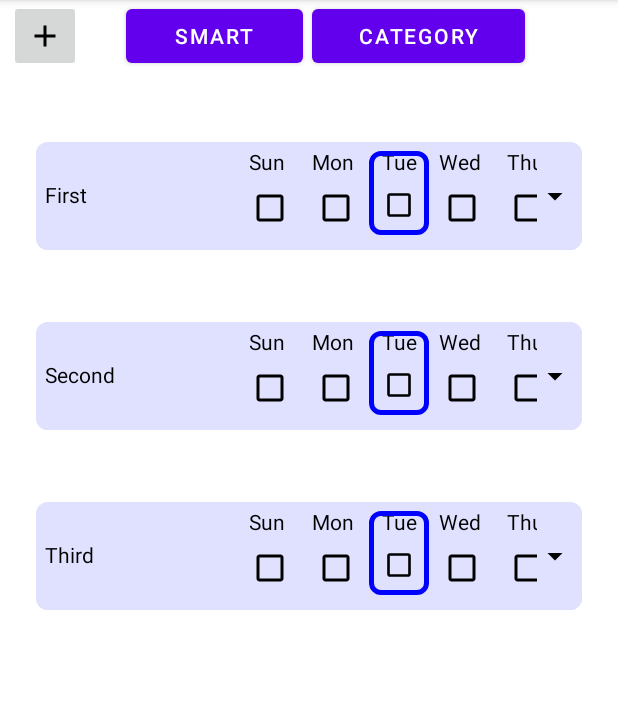
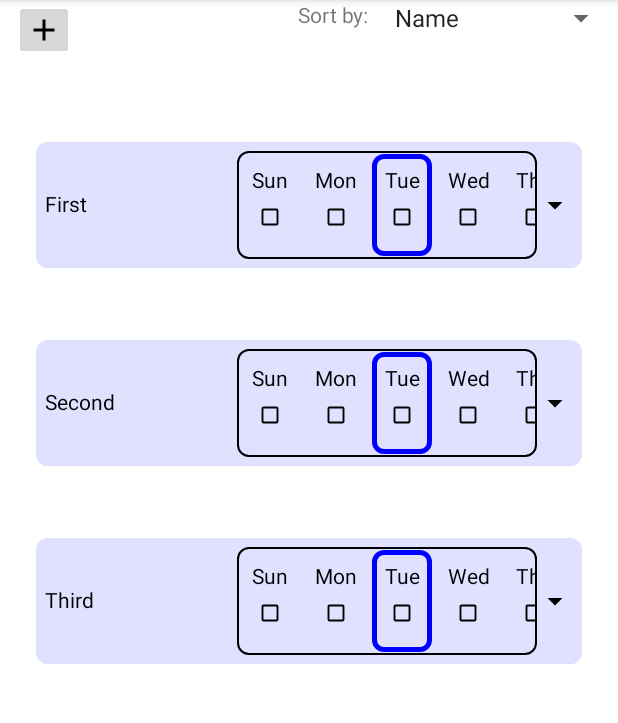
Before and after one commit to novykovd/routine-tracker-v2, an Android app built with Jetpack Compose: the screen it shows after launch (MainActivity), on a phone screen of 412 x 824 dp, the part 84-807 px from its top. Run offline under Robolectric (Android 15) with nearby library versions, the phone set to English and light mode, and no system bars; our stand-ins replace Room's generated code, livedata-compose.

```diff
--- a/app/build.gradle
+++ b/app/build.gradle
@@ -23,8 +23,8 @@ android {
         }
     }
     compileOptions {
-        sourceCompatibility JavaVersion.VERSION_1_8
-        targetCompatibility JavaVersion.VERSION_1_8
+        sourceCompatibility JavaVersion.VERSION_1_9
+        targetCompatibility JavaVersion.VERSION_1_9
     }
 
     kotlinOptions {
--- a/app/src/main/java/com/example/afinal/CustomViewModel.kt
+++ b/app/src/main/java/com/example/afinal/CustomViewModel.kt
@@ -2,18 +2,40 @@ package com.example.afinal
 
 import android.app.Application
 import androidx.lifecycle.LiveData
+import androidx.lifecycle.MutableLiveData
 import androidx.lifecycle.ViewModel
+import java.util.*
 
 
 class CustomViewModel(app: Application?) : ViewModel() {
     private val myRepo: Repo
     private val entityList: LiveData<List<rEntity>>
+    private val entityList2 : LiveData<List<rEntity>>
+    private val currentCategory = MutableLiveData<String>()
+
     fun show(): LiveData<List<rEntity>> {
         return entityList
     }
 
+//    fun showThisWeek(): LiveData<List<rEntity>> {
+//        val w = Calendar.getInstance().get(Calendar.WEEK_OF_YEAR);
+//        val newList : LiveData<List<rEntity>>
+//
+//        for (i in entityList.value!!) {
+//            if (i.rW == w) {
+//                newList.value?.plus(i)
+//            }
+//        }
+//
+//        return newList
+//    }
+
     fun insert(entity: rEntity?) {
         myRepo.add(entity)
+    }
+
+    fun showByWeek(): LiveData<List<rEntity>> {
+        return entityList2
     }
 
     fun delete(entity: rEntity?) {
@@ -24,8 +46,13 @@ class CustomViewModel(app: Application?) : ViewModel() {
         myRepo.update(entity)
     }
 
+    fun setCategory(category: String) {
+        currentCategory.value = category
+    }
+
     init {
         myRepo = Repo(app)
-        entityList = myRepo.show()
+        entityList = myRepo.show(currentCategory.value)
+        entityList2 =  myRepo.showByWeek()
     }
 }
--- a/app/src/main/java/com/example/afinal/CustomViewModelJ.java
+++ b/app/src/main/java/com/example/afinal/CustomViewModelJ.java
@@ -7,7 +7,9 @@ import androidx.lifecycle.AndroidViewModel;
 import androidx.lifecycle.LiveData;
 import androidx.lifecycle.ViewModel;
 
+import java.util.Calendar;
 import java.util.List;
+import java.util.Objects;
 
 public class CustomViewModelJ extends AndroidViewModel {
     private final Repo MyRepo;
@@ -16,7 +18,22 @@ public class CustomViewModelJ extends AndroidViewModel {
     public CustomViewModelJ(Application app){
         super(app);
         MyRepo = new Repo(app);
-        entityList = MyRepo.show();
+        entityList = MyRepo.show("rName");
+
+        int c = Calendar.getInstance().get(Calendar.WEEK_OF_YEAR);
+        int rW = MyRepo.whichWeek();
+
+        try{
+            if ( c != rW) {
+                for(int i = 0; i < rW - 1; i++){
+                    Objects.requireNonNull(MyRepo.show("rName").getValue()).forEach(rEntity -> {
+                        rEntity r = new rEntity(rEntity.rN, rEntity.rD, rEntity.rI, rEntity.rG, rEntity.rC, rEntity.rT);
+                        MyRepo.add(r);
+                    });
+                }
+            }
+        }
+        catch (Exception ignored){ }
     }
 
     LiveData<List<rEntity>> show(){ return  entityList; }
--- a/app/src/main/java/com/example/afinal/MainActivity.java
+++ b/app/src/main/java/com/example/afinal/MainActivity.java
@@ -1,13 +1,18 @@
 package com.example.afinal;
 
-import androidx.appcompat.app.AppCompatActivity;
-
+import android.app.NotificationChannel;
+import android.app.NotificationManager;
 import android.content.Intent;
+import android.os.Build;
 import android.os.Bundle;
+import android.widget.Adapter;
+import android.widget.AdapterView;
 import android.widget.ArrayAdapter;
-import android.widget.Button;
 import android.widget.ImageButton;
 import android.widget.Spinner;
+
+import androidx.appcompat.app.AppCompatActivity;
+import androidx.lifecycle.ViewModelProvider;
 
 public class MainActivity extends AppCompatActivity {
 
@@ -15,7 +20,10 @@ public class MainActivity extends AppCompatActivity {
     protected void onCreate(Bundle savedInstanceState) {
         super.onCreate(savedInstanceState);
         setContentView(R.layout.activity_main);
+        createNotificationChannel();
 
+        CustomViewModelJ vm = new ViewModelProvider(this).get(CustomViewModelJ.class);
+        CustomViewModel vm2 = new ViewModelProvider(this, new CustomViewModelFactory(getApplication())).get(CustomViewModel.class);
 
 
         ImageButton btn = findViewById(R.id.imageButton);
@@ -26,7 +34,51 @@ public class MainActivity extends AppCompatActivity {
 
         });
 
+        //spinner for categories
+        Spinner spinner = findViewById(R.id.spinner);
+        ArrayAdapter<CharSequence> adapter = ArrayAdapter.createFromResource(this, R.array.spinner_array3, android.R.layout.simple_spinner_item);
+        adapter.setDropDownViewResource(android.R.layout.simple_spinner_dropdown_item);
+        spinner.setAdapter(adapter);
+
+        AdapterView.OnItemSelectedListener itemSelectedListener = new AdapterView.OnItemSelectedListener() {
+            @Override
+            public void onItemSelected(AdapterView<?> parent, android.view.View view, int position, long id) {
+                vm2.setCategory("r"+parent.getItemAtPosition(position).toString());
+            }
+
+            @Override
+            public void onNothingSelected(AdapterView<?> parent) {
+
+            }
+        };
+
+
+        // create notification channel
+
+
+
+
+//        tv.setOnClickListener(v -> {
+//            TimePickerDialog timePickerDialog = new TimePickerDialog(this, (view, hourOfDay, minute) -> {
+//                tv.setText(hourOfDay + ":" + minute);
+//            }, 0, 0, true);
+//            timePickerDialog.show();
+//        });
+
 
 
     }
+
+    private void createNotificationChannel() {
+
+            if (Build.VERSION.SDK_INT >= Build.VERSION_CODES.O) {
+                CharSequence name = "LemubitReminderChannel";
+                String description = "Channel for Lemubit Reminder";
+                int importance = NotificationManager.IMPORTANCE_DEFAULT;
+                NotificationChannel channel = new NotificationChannel("notifyLemubit", name, importance);
+                channel.setDescription(description);
+                NotificationManager notificationManager = getSystemService(NotificationManager.class);
+                notificationManager.createNotificationChannel(channel);
+            }
+    }
 }
--- a/app/src/main/java/com/example/afinal/Repo.java
+++ b/app/src/main/java/com/example/afinal/Repo.java
@@ -4,19 +4,31 @@ import android.content.Context;
 
 import androidx.lifecycle.LiveData;
 
+import org.jetbrains.annotations.NotNull;
+
+import java.util.Calendar;
 import java.util.List;
 
 public class Repo {
     private mDao Dao;
     private LiveData<List<rEntity>> obj;
+    private LiveData<List<rEntity>> obj2;
 
     Repo(Context context){
+        int w = Calendar.getInstance().get(Calendar.WEEK_OF_YEAR);
         rDB db = rDB.getDB(context);
         Dao = db.Dao();
-        obj = Dao.show();
+
+        obj2 = Dao.showByWeek(w);
     }
 
-    LiveData<List<rEntity>> show() { return obj; }
+
+    LiveData<List<rEntity>> show(String parameter) {
+        obj = Dao.show(parameter);
+        return obj;
+    }
+
+    LiveData<List<rEntity>> showByWeek() { return obj2; }
 
     void add(rEntity E) { rDB.databaseWriteExecutor.execute(() ->
     { Dao.insert(E); });}
@@ -26,4 +38,6 @@ public class Repo {
 
     void update(rEntity E) { rDB.databaseWriteExecutor.execute(() ->
     { Dao.update(E); });}
+
+    int whichWeek() { return Dao.whichWeek(); }
 }
--- a/app/src/main/java/com/example/afinal/TaskListFragment.kt
+++ b/app/src/main/java/com/example/afinal/TaskListFragment.kt
@@ -120,8 +120,22 @@ class TaskListFragment : Fragment() {
             mutableStateOf(false)
         }
 
-        //variable for the week of year
-        var week = Calendar.getInstance().get(Calendar.WEEK_OF_YEAR)
+        var name by remember {
+            mutableStateOf(entity.rN)
+        }
+
+        var description by remember {
+            mutableStateOf(entity.rD)
+        }
+
+        var goal by remember {
+            mutableStateOf(entity.rG)
+        }
+
+        var importance by remember {
+            mutableStateOf(entity.rI)
+        }
+
 
 
 
@@ -147,10 +161,10 @@ class TaskListFragment : Fragment() {
                     verticalAlignment = Alignment.CenterVertically
                 ) {
                     if(editing){
-                        BasicTextField(value = name, onValueChange = {}, modifier = Modifier
+                        BasicTextField(value = name, onValueChange = {name = it}, modifier = Modifier
                             .border(1.dp, Color.Black, RoundedCornerShape(4.dp))
                             .weight(0.5f))}
-                    else{Text(text = name, Modifier.weight(0.5f))}
+                    else{Text(text = entity.rN, Modifier.weight(0.5f))}
 
                     val rDAlist = ConverterDA(entity.rDA)
 
@@ -193,15 +207,14 @@ class TaskListFragment : Fragment() {
                         Box(modifier = Modifier
                             .weight(0.85f)
                             .fillMaxHeight()) {
-                            var text by remember { mutableStateOf("entity.rD") }
 
                             if(editing){
-                                BasicTextField(value = entity.rN, onValueChange = { text = it},
+                                BasicTextField(value = description, onValueChange = { description = it},
                                     modifier = Modifier
                                         .border(1.dp, Color.Black, RoundedCornerShape(4.dp))
                                         .fillMaxHeight()
                                         .fillMaxWidth())
-                            }else{Text(text = entity.rN)}
+                            }else{Text(text = entity.rD)}
                         }
 
                         Box(modifier = Modifier
@@ -211,49 +224,31 @@ class TaskListFragment : Fragment() {
                                 Box(modifier = Modifier
                                     .weight(0.3f)
                                     .padding(6.dp)) {
-                                    var goals by remember { mutableStateOf("rND") }
 
-                                    if (editing) {
-                                        BasicTextField(
-                                            value = goals, onValueChange = { goals = it },
-                                            modifier = Modifier
-                                                .border(
-                                                    1.dp,
-                                                    Color.Black,
-                                                    RoundedCornerShape(4.dp)
-                                                )
-                                                .fillMaxWidth()
-                                                .fillMaxHeight()
-                                        )
-                                    } else {
-                                        Text(text = "G")
-                                    }
+                                    Text(text = entity.rG.toString(), textAlign = TextAlign.Center)
+
                                 }
 
                                 Box(modifier = Modifier
                                     .weight(0.3f)
                                     .padding(6.dp)) {
 
-                                    var importance by remember { mutableStateOf("rI") }
-
-                                    if (editing) {
-                                        BasicTextField(
-                                            value = importance, onValueChange = { importance = it },
-                                            modifier = Modifier
-                                                .border(
-                                                    1.dp,
-                                                    Color.Black,
-                                                    RoundedCornerShape(4.dp)
-                                                )
-                                                .fillMaxWidth()
-                                                .fillMaxHeight()
-                                        )
-                                    } else {
-                                        Text(text = week.toString())
-                                    }
+                                    Text(text = entity.rI.toString(), textAlign = TextAlign.Center)
                                 }
 
-                                IconButton(onClick = { editing = !editing; if(!editing){ viewModel.update(entity) }}) {
+                                IconButton(onClick = { editing = !editing;
+                                    if(!editing){
+                                        entity.rN = name
+                                        entity.rD = description
+                                        entity.rG = goal
+                                        entity.rI = importance
+                                        viewModel.update(entity) };
+//                                    if(editing){
+//                                        entity.rN = name
+//                                        entity.rD = description
+//                                        viewModel.update(entity)
+//                                }
+                                }) {
                                     Icon(
                                         imageVector = Icons.Filled.Edit,
                                         contentDescription = "edit"
@@ -275,11 +270,11 @@ class TaskListFragment : Fragment() {
 
     @Composable
     fun ButtonCheck(
-        isTrue : Boolean = false
+        isTrue : Boolean = false,
+        onCheckedChange: () -> Unit
+
     ){
-        var isEnabled by remember {
-            mutableStateOf(isTrue)
-        }
+        val checkedState by remember { mutableStateOf(isTrue) }
 
         Row(
             modifier = Modifier.padding(6.dp)
@@ -290,14 +285,14 @@ class TaskListFragment : Fragment() {
             Image(modifier = Modifier.pointerInput(Unit){
                 detectTapGestures(
                     onTap = {
-                        isEnabled = !isEnabled
+                        onCheckedChange()
                     }
                 )
             }
 
             , painter = painterResource(
                 when {
-                    isEnabled -> androidx.constraintlayout.widget.R.drawable.btn_checkbox_checked_mtrl
+                    checkedState -> androidx.constraintlayout.widget.R.drawable.btn_checkbox_checked_mtrl
                     else -> androidx.appcompat.R.drawable.btn_checkbox_unchecked_mtrl
 
                 }
@@ -309,33 +304,40 @@ class TaskListFragment : Fragment() {
     @Composable
     fun weekCheckList(bl : List<Boolean>){
 
+        val list2 : LinkedList<Boolean> = LinkedList(bl)
         val list = listOf("Sun", "Mon", "Tue", "Wed", "Thu", "Fri", "Sat")
+
         var calendar = Calendar.getInstance();
         var dayofWeek = calendar.get(Calendar.DAY_OF_WEEK);
 
-        LazyRow(modifier = Modifier.width(200.dp)){
-            items(bl.size){
+        LazyRow(modifier = Modifier.width(200.dp).border(1.dp, Color.Black, RoundedCornerShape(8.dp))) {
+            items(list2.size){
                 if(dayofWeek-1 == it){
                         Box(modifier = Modifier
-                            .border(3.dp, Color.Blue, RoundedCornerShape(8.dp)).width(40.dp), contentAlignment = Alignment.Center){
+                            .padding(2.dp)
+                            .border(3.dp, Color.Blue, RoundedCornerShape(8.dp))
+                            .width(40.dp)
+                            .padding(4.dp)
+                            .height(60.dp),
+                            contentAlignment = Alignment.Center){
                             Column() {
-                            Text(text = list[it], textAlign = TextAlign.Center, modifier = Modifier.fillParentMaxWidth(
-                                0.2F
-                            ))
-                            ButtonCheck(bl[it])
+                            Text(text = list[it], textAlign = TextAlign.Center, modifier = Modifier.fillParentMaxWidth(0.2F))
+                            ButtonCheck(list2[it], onCheckedChange = {list2[it] = !list2[it]})
                             }
                         }
 
                 }
                 else{
-                        Box(modifier = Modifier) {
+                        Box(modifier = Modifier
+                            .padding(2.dp)
+                            .border(3.dp, Color.Transparent, RoundedCornerShape(8.dp))
+                            .width(40.dp)
+                            .padding(4.dp)
+                            .height(60.dp),
+                            contentAlignment = Alignment.Center){
                             Column() {
-                                Text(
-                                    text = list[it],
-                                    textAlign = TextAlign.Center,
-                                    modifier = Modifier.fillParentMaxWidth(0.2F)
-                                )
-                                ButtonCheck(bl[it])
+                                Text(text = list[it], textAlign = TextAlign.Center, modifier = Modifier.fillParentMaxWidth(0.2F))
+                                ButtonCheck(list2[it],{} )
                             }
                         }
                 }
@@ -356,7 +358,7 @@ class TaskListFragment : Fragment() {
         modifier: Modifier = Modifier,
     ){
 
-            val Entities by viewModel.show().observeAsState(listOf())
+            val Entities by viewModel.showByWeek().observeAsState(listOf())
 
             LazyColumn(modifier = modifier.padding(vertical = 4.dp)){
                 items(items = Entities,
@@ -371,11 +373,4 @@ class TaskListFragment : Fragment() {
 
 
 
-
 }
-
-class CustomViewModelFactory(val application : Application) : ViewModelProvider.Factory{
-    override fun <T : ViewModel> create(modelClass: Class<T>): T {
-        return CustomViewModel(application) as T
-    }
-}
--- a/app/src/main/java/com/example/afinal/mDao.java
+++ b/app/src/main/java/com/example/afinal/mDao.java
@@ -16,8 +16,14 @@ public interface mDao {
     @Insert
     void insert(rEntity r);
 
-    @Query("SELECT * FROM routine_DB ORDER BY rName ASC")
-    LiveData<List<rEntity>> show();
+    @Query("SELECT * FROM routine_DB ORDER BY :parameter ASC")
+    LiveData<List<rEntity>> show(String parameter);
+
+    @Query("SELECT * FROM routine_DB WHERE rWeek = :week ORDER BY rName ASC")
+    LiveData<List<rEntity>> showByWeek(int week);
+
+    @Query("SELECT rWeek FROM routine_DB ORDER BY rWeek DESC LIMIT 1")
+    int whichWeek();
 
     @Delete
     void delete(rEntity r);
--- a/app/src/main/java/com/example/afinal/rDB.java
+++ b/app/src/main/java/com/example/afinal/rDB.java
@@ -3,11 +3,15 @@ package com.example.afinal;
 import android.content.Context;
 
 import androidx.annotation.NonNull;
+import androidx.lifecycle.LiveData;
 import androidx.room.Database;
 import androidx.room.Room;
 import androidx.room.RoomDatabase;
 import androidx.sqlite.db.SupportSQLiteDatabase;
 
+import java.util.Calendar;
+import java.util.List;
+import java.util.Objects;
 import java.util.concurrent.ExecutorService;
 import java.util.concurrent.Executors;
 
@@ -23,7 +27,8 @@ public abstract class rDB extends RoomDatabase {
         if(INSTANCE == null){
             synchronized (rDB.class) {
                 if (INSTANCE == null) {
-                    INSTANCE = Room.databaseBuilder(context.getApplicationContext(), rDB.class, "routine_DB").allowMainThreadQueries().addCallback(RDC).build();
+                    INSTANCE = Room.databaseBuilder(context.getApplicationContext(), rDB.class, "routine_DB")
+                            .allowMainThreadQueries().addCallback(RDC).build();
                 }
             }
         }
@@ -44,6 +49,31 @@ public abstract class rDB extends RoomDatabase {
                 Dao.insert(e2);
                 Dao.insert(e3);
             });
+
+        }
+
+        @Override
+        public void onOpen(@NonNull SupportSQLiteDatabase db) {
+            super.onOpen(db);
+
+            mDao Dao = INSTANCE.Dao();
+            int c = Calendar.getInstance().get(Calendar.WEEK_OF_YEAR);
+
+            int rW = 0;
+            LiveData<List<rEntity>> myStuff = Dao.show("rName");
+            try{
+                rW = Objects.requireNonNull(Dao.show("rName").getValue()).get(0).rW;
+                if ( c != rW) {
+                    //copy all rEntitys with new week
+                    Objects.requireNonNull(Dao.show("rName").getValue()).forEach(rEntity -> {
+                        rEntity r = new rEntity(rEntity.rN, rEntity.rD, rEntity.rI, rEntity.rG, rEntity.rC, rEntity.rT);
+                        Dao.insert(r);
+                    });
+                }
+            }
+            catch (Exception ignored){}
+
+
         }
     };
 }
--- a/app/src/main/java/com/example/afinal/rEntity.java
+++ b/app/src/main/java/com/example/afinal/rEntity.java
@@ -50,7 +50,7 @@ public class rEntity {
 
 
     @ColumnInfo(name = "rDesc")
-    public String rD;
+    public String rD = "No Description";
 
     @ColumnInfo(name = "rImportance")
     public int rI;
@@ -62,7 +62,7 @@ public class rEntity {
     public int rG;
 
     @ColumnInfo(name = "rCategory")
-    public String rC;
+    public String rC = "No Category";
 
     @ColumnInfo(name = "rDays")
     public String rDA = "false,false,false,false,false,false,false";
@@ -70,6 +70,9 @@ public class rEntity {
     @ColumnInfo(name = "rWeek")
     public int rW = Calendar.getInstance().get(Calendar.WEEK_OF_YEAR);
 
+    @ColumnInfo(name = "rAlarm")
+    public String rA = "false";
+
 
 
     //add other attributes for future
--- a/app/src/main/res/layout/activity_main.xml
+++ b/app/src/main/res/layout/activity_main.xml
@@ -19,8 +19,8 @@
 
         <ImageButton
             android:id="@+id/imageButton"
-            android:layout_width="wrap_content"
-            android:layout_height="match_parent"
+            android:layout_width="40dp"
+            android:layout_height="40dp"
             android:gravity="start"
             android:src = "@drawable/ic_baseline_add_24" />
 
@@ -29,31 +29,28 @@
             android:layout_height="wrap_content"
             android:layout_weight="1" />
 
-        <Button
-            android:id="@+id/button2"
-            android:layout_width="wrap_content"
-            android:layout_height="wrap_content"
-            android:layout_weight="1"
-            android:gravity="center"
-            android:text="SMART" />
-
         <Space
             android:layout_width="wrap_content"
             android:layout_height="wrap_content"
             android:layout_weight="0.2" />
 
-        <Button
-            android:id="@+id/button3"
-            android:layout_width="wrap_content"
-            android:layout_height="wrap_content"
-            android:layout_weight="1"
-            android:gravity="center"
-            android:text="CATEGORY" />
-
         <Space
             android:layout_width="wrap_content"
             android:layout_height="wrap_content"
             android:layout_weight="2" />
+
+        <TextView
+            android:id="@+id/textView"
+            android:layout_width="wrap_content"
+            android:layout_height="match_parent"
+            android:layout_weight="0.2"
+            android:text="Sort by:" />
+
+        <Spinner
+            android:id="@+id/spinner"
+            android:layout_width="wrap_content"
+            android:layout_height="wrap_content"
+            android:layout_weight="0.2" />
     </LinearLayout>
     <androidx.fragment.app.FragmentContainerView
         android:id="@+id/fragmentContainerView"
--- a/app/src/main/res/values/strings.xml
+++ b/app/src/main/res/values/strings.xml
@@ -3,8 +3,9 @@
     <!-- TODO: Remove or change this placeholder text -->
     <string name="hello_blank_fragment">Hello blank fragment</string>
     <string-array name="spinner_array">
-        <item>Task</item>
-        <item>Routine</item>
+        <item>Education</item>
+        <item>Health</item>
+        <item>Sports</item>
     </string-array>
     <string-array name="spinner_array2">
         <item>0.25</item>
@@ -16,4 +17,12 @@
         <item>3</item>
         <item>5</item>
     </string-array>
+
+    <string-array name="spinner_array3">
+        <item>"Name"</item>
+        <item>"Category"</item>
+        <item>"Goal"</item>
+        <item>"Importance"</item>
+
+    </string-array>
 </resources>
```
Also changed, not shown: app/src/main/java/com/example/afinal/AddEntityActivity.java (+42 -0 lines), app/src/main/java/com/example/afinal/AlarmReciever.java (added, +21 -0 lines), app/src/main/java/com/example/afinal/CustomViewModelFactory.kt (added, +11 -0 lines), app/src/main/res/layout/activity_add.xml (+15 -5 lines), app/src/main/java/com/example/afinal/CustomViewModel.java (deleted).
